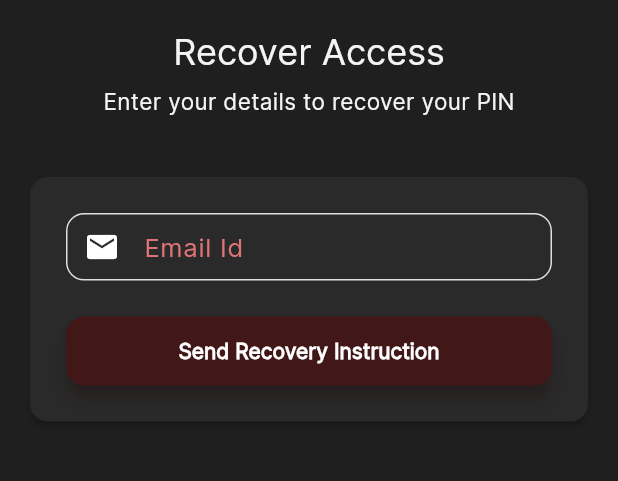
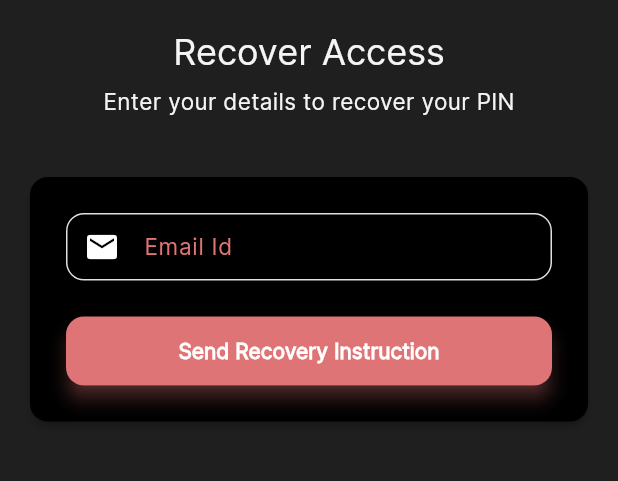
Before and after one commit to youngbrainz-manish/HRMS-YB, a Flutter app: the screen it shows after launch, after a tap on the "dark mode" icon, after a tap on "Forgot your PIN?", on a phone screen of 412 x 824 dp, the part 330-811 px from its top. Run offline on Flutter 3.47's test engine with Material 3 defaults, Android fonts, the phone set to English and light mode, and no system bars; our stand-ins replace dio, flutter_svg, go_router, image_picker, shared_preferences; accounts and stored records are empty.

Commit message:
splash color change acording to theme

```diff
--- /dev/null
+++ b/devtools_options.yaml
@@ -0,0 +1,3 @@
+description: This file stores settings for Dart & Flutter DevTools.
+documentation: https://docs.flutter.dev/tools/devtools/extensions#configure-extension-enablement-states
+extensions:
--- a/lib/core/theme/app_colors.dart
+++ b/lib/core/theme/app_colors.dart
@@ -37,7 +37,8 @@ class AppColors {
   static const Color leaveColor = warningColor;
 
   static const Color lightButtonColor = primaryColor;
-  static const Color dartButtonColor = Color.fromARGB(255, 65, 23, 23);
+  // static const Color dartButtonColor = Color.fromARGB(255, 65, 23, 23);
+  static const Color dartButtonColor = primaryColor;
   // static const Color dartButtonColor = Colors.black;
 
   static const Color transparantColor = Colors.transparent;
--- a/lib/core/theme/app_theme_screen.dart
+++ b/lib/core/theme/app_theme_screen.dart
@@ -107,14 +107,16 @@ class AppThemeScreen {
     appBarTheme: const AppBarTheme(backgroundColor: AppColors.primaryDarkColor, elevation: 0, centerTitle: true),
 
     cardTheme: CardThemeData(
-      color: const Color(0xFF2A2A2A),
+      // color: const Color(0xFF2A2A2A),
+      color: AppColors.blackColor,
       elevation: 2,
       shape: RoundedRectangleBorder(borderRadius: BorderRadius.circular(12)),
     ),
 
     inputDecorationTheme: InputDecorationTheme(
       filled: true,
-      fillColor: const Color(0xFF2A2A2A),
+      // fillColor: const Color(0xFF2A2A2A),
+      fillColor: AppColors.blackColor,
       contentPadding: const EdgeInsets.symmetric(horizontal: 16, vertical: 14),
       border: OutlineInputBorder(borderRadius: BorderRadius.circular(10)),
     ),
--- a/lib/features/auth/login_screen.dart
+++ b/lib/features/auth/login_screen.dart
@@ -20,7 +20,9 @@ class LoginScreen extends StatefulWidget {
 class _LoginScreenState extends State<LoginScreen> {
   @override
   Widget build(BuildContext context) {
-    return ChangeNotifierProvider(
+    return GestureDetector(
+      onTap: () => FocusScope.of(context).requestFocus(FocusNode()),
+      child: ChangeNotifierProvider(
         create: (_) => LoginProvider(context: context),
         child: Consumer<LoginProvider>(
           builder: (context, provider, child) {
@@ -36,13 +38,14 @@ class _LoginScreenState extends State<LoginScreen> {
             );
           },
         ),
+      ),
     );
   }
 
   Widget _buildBody({required BuildContext context, required LoginProvider provider}) {
     bool isDarkMode = context.watch<AppThemeProvider>().isDarkMode;
     return Container(
-      color: isDarkMode ? AppColors.appScreenDark : AppColors.appScreenLight,
+      // color: isDarkMode ? AppColors.appScreenDark : AppColors.appScreenLight,
       height: MediaQuery.of(context).size.height,
       width: MediaQuery.of(context).size.width,
       padding: EdgeInsets.symmetric(horizontal: 16),
@@ -73,6 +76,7 @@ class _LoginScreenState extends State<LoginScreen> {
               ),
               SizedBox(height: 32),
               Card(
+                margin: EdgeInsets.all(0),
                 child: Container(
                   padding: EdgeInsets.only(left: 24, top: 32, right: 24, bottom: 16),
                   child: Column(
--- a/lib/main.dart
+++ b/lib/main.dart
@@ -10,7 +10,12 @@ void main() async {
   final themeProvider = AppThemeProvider();
   await themeProvider.loadTheme();
 
-  runApp(ChangeNotifierProvider.value(value: themeProvider, child: const HRMSApp()));
+  runApp(
+    MultiProvider(
+      providers: [ChangeNotifierProvider.value(value: themeProvider)],
+      child: const HRMSApp(),
+    ),
+  );
 }
 
 class HRMSApp extends StatelessWidget {
@@ -29,13 +34,16 @@ class _AppView extends StatelessWidget {
   Widget build(BuildContext context) {
     final themeProvider = context.watch<AppThemeProvider>();
 
-    return MaterialApp.router(
+    return RepaintBoundary(
+      key: themeProvider.repaintKey,
+      child: MaterialApp.router(
         debugShowCheckedModeBanner: false,
         title: 'HRMS',
         theme: AppThemeScreen.lightTheme,
         darkTheme: AppThemeScreen.darkTheme,
         themeMode: themeProvider.themeMode,
         routerConfig: AppRouter.router,
+      ),
     );
   }
 }
--- a/lib/shared/custom_splash_screen.dart
+++ b/lib/shared/custom_splash_screen.dart
@@ -8,7 +8,10 @@ import 'package:hrms_yb/core/network/authentication_data.dart';
 import 'package:hrms_yb/core/network/dio_api_request.dart';
 import 'package:hrms_yb/core/network/dio_api_services.dart';
 import 'package:hrms_yb/core/router/app_router.dart';
+import 'package:hrms_yb/core/theme/app_colors.dart';
+import 'package:hrms_yb/core/theme/app_theme_provider.dart';
 import 'package:hrms_yb/models/user_model.dart';
+import 'package:provider/provider.dart';
 import 'package:shared_preferences/shared_preferences.dart';
 
 class CustomSplashScreen extends StatefulWidget {
@@ -19,9 +22,18 @@ class CustomSplashScreen extends StatefulWidget {
 }
 
 class _CustomSplashScreenState extends State<CustomSplashScreen> {
+  bool isDark = false;
   @override
   void initState() {
     super.initState();
+
+    WidgetsBinding.instance.addPostFrameCallback((_) {
+      Future.delayed(const Duration(milliseconds: 200), () {
+        setState(() {
+          isDark = context.read<AppThemeProvider>().isDarkMode;
+        });
+      });
+    });
     _init();
   }
 
@@ -67,22 +79,24 @@ class _CustomSplashScreenState extends State<CustomSplashScreen> {
   }
 
   Widget _buildBody({required BuildContext context}) {
-    return Container(
-      color: Colors.white,
-      height: MediaQuery.of(context).size.height,
-      width: MediaQuery.of(context).size.width,
+    return AnimatedContainer(
+      duration: const Duration(seconds: 2),
+      curve: Curves.fastOutSlowIn,
+      color: isDark ? AppColors.blackColor : AppColors.whiteColor,
+      child: SizedBox.expand(
         child: Center(
           child: Column(
             mainAxisAlignment: MainAxisAlignment.center,
             children: [
               Image.asset("assets/images/transparant_logo.png", height: 175, width: 175),
-            SizedBox(height: 20),
+              const SizedBox(height: 20),
               TypewriterText(
                 text: "Welcome to HRMS YB",
-              style: TextStyle(color: Colors.black, fontSize: 16.0),
-              speed: Duration(milliseconds: 200),
+                style: TextStyle(color: isDark ? AppColors.whiteColor : AppColors.blackColor, fontSize: 16),
+                speed: const Duration(milliseconds: 200),
               ),
             ],
+          ),
         ),
       ),
     );
--- a/lib/shared/widgets/common_button.dart
+++ b/lib/shared/widgets/common_button.dart
@@ -62,7 +62,7 @@ class CommonButton extends StatelessWidget {
             padding: const EdgeInsets.symmetric(horizontal: 8, vertical: 8),
             child: Center(
               child: isLoading
-                  ? SizedBox(height: 22, width: 22, child: CommonWidget().defaultLoader(color: Colors.white))
+                  ? SizedBox(child: CommonWidget().defaultLoader(color: AppColors.whiteColor))
                   : Row(
                       mainAxisAlignment: mainAxisAlignment,
                       children: [
--- a/lib/shared/widgets/common_text_field.dart
+++ b/lib/shared/widgets/common_text_field.dart
@@ -58,7 +58,7 @@ class CommonTextField extends StatelessWidget {
                 labelText: labelText,
                 hintText: hintText,
                 hintStyle: context.textTheme.bodyLarge?.copyWith(color: Colors.grey, height: 1.3, fontSize: 14),
-                labelStyle: context.textTheme.bodyLarge?.copyWith(color: AppColors.primaryColor),
+                labelStyle: context.textTheme.bodyLarge?.copyWith(color: AppColors.primaryColor, fontSize: 15),
                 prefixIcon: prefixIcon,
                 suffixIcon: suffixIcon != null ? GestureDetector(onTap: onSuffixTap, child: Icon(suffixIcon)) : null,
                 border: OutlineInputBorder(borderRadius: BorderRadius.circular(12)),
```
Also changed, not shown: lib/core/theme/app_theme_provider.dart (+37 -8 lines), lib/core/theme/theme_reveal_overlay.dart (added, +96 -0 lines), lib/features/dashboard/hr/dashboard/hr_dashboard_screen.dart (+12 -2 lines). Lines whose indentation alone changed are shown as unchanged.
